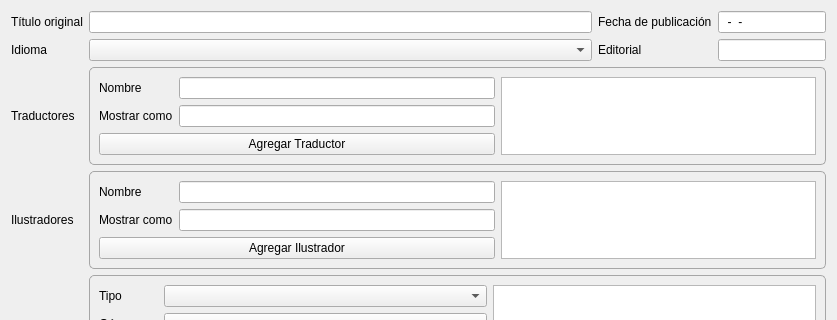
Before: the Qt Designer form gui/forms/additional_metadata_widget.ui in leandro86/epubcreator, drawn with Qt 5; both pictures show x 0 to 837 and y 0 to 320 of the 837 by 594 pixel window.
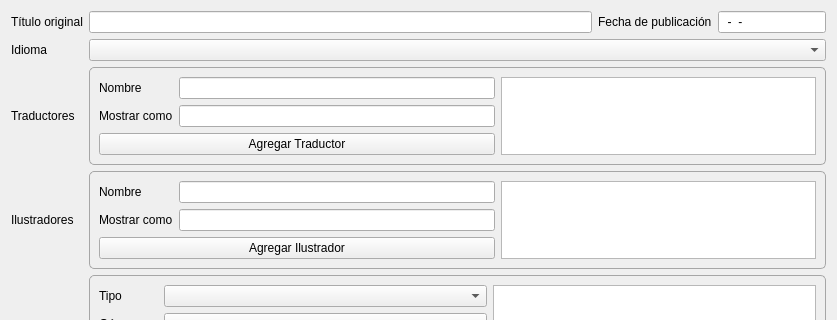
After: the same form once the commit is applied. Icons and pictures are not drawn. Custom widgets are drawn as their Qt base class.

Commit message: Ya no se puede modificar la editorial: va a ser siempre "ePubLibre".

The edit to the form file:
```diff
--- a/gui/forms/additional_metadata_widget.ui
+++ b/gui/forms/additional_metadata_widget.ui
@@ -21,29 +21,6 @@
 }</string>
   </property>
   <layout class="QGridLayout" name="gridLayout">
-   <item row="1" column="2">
-    <widget class="QLabel" name="label_17">
-     <property name="text">
-      <string>Editorial</string>
-     </property>
-    </widget>
-   </item>
-   <item row="1" column="1">
-    <widget class="QComboBox" name="languageInput">
-     <property name="sizePolicy">
-      <sizepolicy hsizetype="Expanding" vsizetype="Fixed">
-       <horstretch>0</horstretch>
-       <verstretch>0</verstretch>
-      </sizepolicy>
-     </property>
-     <property name="minimumSize">
-      <size>
-       <width>0</width>
-       <height>0</height>
-      </size>
-     </property>
-    </widget>
-   </item>
    <item row="0" column="3">
     <widget class="QLineEdit" name="publicationDateInput">
      <property name="sizePolicy">
@@ -82,16 +59,6 @@
      </property>
     </widget>
    </item>
-   <item row="1" column="3">
-    <widget class="QLineEdit" name="publisherInput">
-     <property name="sizePolicy">
-      <sizepolicy hsizetype="Preferred" vsizetype="Fixed">
-       <horstretch>0</horstretch>
-       <verstretch>0</verstretch>
-      </sizepolicy>
-     </property>
-    </widget>
-   </item>
    <item row="2" column="0">
     <widget class="QLabel" name="label_4">
      <property name="sizePolicy">
@@ -567,6 +534,22 @@
      </layout>
     </widget>
    </item>
+   <item row="1" column="1" colspan="3">
+    <widget class="QComboBox" name="languageInput">
+     <property name="sizePolicy">
+      <sizepolicy hsizetype="Expanding" vsizetype="Fixed">
+       <horstretch>0</horstretch>
+       <verstretch>0</verstretch>
+      </sizepolicy>
+     </property>
+     <property name="minimumSize">
+      <size>
+       <width>0</width>
+       <height>0</height>
+      </size>
+     </property>
+    </widget>
+   </item>
   </layout>
  </widget>
  <customwidgets>
```
Left out of the diff: 1 changed line with no effect on the pictures. The commit also changes 5 other files.
